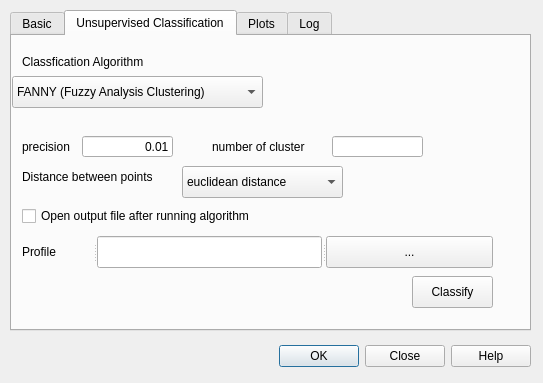
Qt form eo_classification_dialog_base.ui (ictar/EO-Classification-Plugin) before a commit.
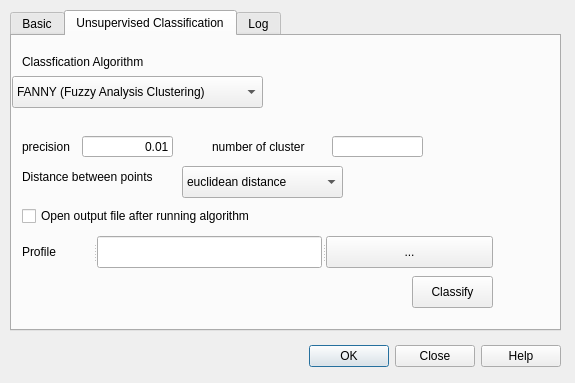
The same form after that commit. The open tabs and pages were chosen to show the change.

```diff
--- a/eo_classification_dialog_base.ui
+++ b/eo_classification_dialog_base.ui
@@ -6,7 +6,7 @@
    <rect>
     <x>0</x>
     <y>0</y>
-    <width>543</width>
+    <width>575</width>
     <height>383</height>
    </rect>
   </property>
@@ -18,7 +18,7 @@
     <rect>
      <x>10</x>
      <y>340</y>
-     <width>521</width>
+     <width>551</width>
      <height>32</height>
     </rect>
    </property>
@@ -37,7 +37,7 @@
     <rect>
      <x>10</x>
      <y>10</y>
-     <width>521</width>
+     <width>551</width>
      <height>321</height>
     </rect>
    </property>
@@ -336,11 +336,26 @@
       <string>Open output file after running algorithm</string>
      </property>
     </widget>
-   </widget>
-   <widget class="QWidget" name="tab_plot">
-    <attribute name="title">
-     <string>Plots</string>
-    </attribute>
+    <widget class="QLabel" name="label_method_warn">
+     <property name="geometry">
+      <rect>
+       <x>250</x>
+       <y>30</y>
+       <width>291</width>
+       <height>51</height>
+      </rect>
+     </property>
+     <property name="font">
+      <font>
+       <pointsize>10</pointsize>
+       <bold>true</bold>
+       <underline>true</underline>
+      </font>
+     </property>
+     <property name="text">
+      <string/>
+     </property>
+    </widget>
    </widget>
    <widget class="QWidget" name="tab_log">
     <attribute name="title">
```
Left out of the diff: 19 changed lines with no effect on the pictures.
